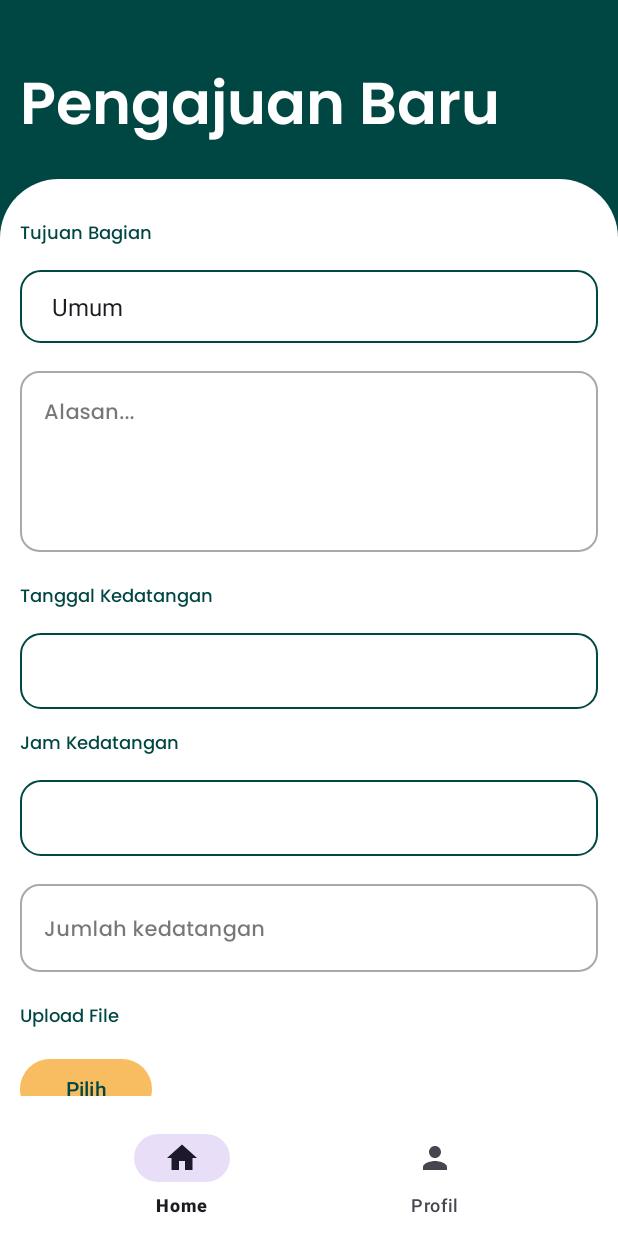
After one commit to KEVINGILBERTTODING/Sepada-App, an Android app: the fragment PengajuanTamuFragment placed in its activity, on a phone screen of 412 x 824 dp. The commit adds this screen. Run offline under Robolectric (Android 15) with nearby library versions, the phone set to English and light mode, and no system bars; our stand-ins replace data binding, sdp/ssp sizes; libraries missing offline, so code that uses them is left out: es.dmoral.toasty; 1 statement that could not run was skipped.

```diff
--- a/app/src/main/java/com/example/sepada/ui/main/user/home/UserHomeFragment.java
+++ b/app/src/main/java/com/example/sepada/ui/main/user/home/UserHomeFragment.java
@@ -27,6 +27,7 @@ import com.example.sepada.databinding.FragmentUserHomeBinding;
 import com.example.sepada.ui.main.auth.LoginActivity;
 import com.example.sepada.ui.main.user.adapter.RiwayatTamuAdapter;
 import com.example.sepada.ui.main.user.profile.UpdateProfileFragment;
+import com.example.sepada.ui.main.user.tamu.PengajuanTamuFragment;
 import com.example.sepada.util.Constans;
 import com.example.sepada.util.UserService;
 
@@ -79,6 +80,13 @@ public class UserHomeFragment extends Fragment {
             public boolean onQueryTextChange(String newText) {
                 filter(newText);
                 return false;
+            }
+        });
+        binding.btnInsert.setOnClickListener(new View.OnClickListener() {
+            @Override
+            public void onClick(View v) {
+                getActivity().getSupportFragmentManager().beginTransaction()
+                        .replace(R.id.frameUser, new PengajuanTamuFragment()).addToBackStack(null).commit();
             }
         });
 
@@ -188,4 +196,6 @@ public class UserHomeFragment extends Fragment {
             Toasty.error(getContext(), text, Toasty.LENGTH_SHORT).show();
         }
     }
+
+
 }
--- a/app/src/main/java/com/example/sepada/ui/main/user/profile/UpdateProfileFragment.java
+++ b/app/src/main/java/com/example/sepada/ui/main/user/profile/UpdateProfileFragment.java
@@ -70,7 +70,27 @@ public class UpdateProfileFragment extends Fragment {
         binding.btnUpdate.setOnClickListener(new View.OnClickListener() {
             @Override
             public void onClick(View v) {
-                updateProfile();
+                if (binding.etNamaInstansi.getText().toString().isEmpty()) {
+                    binding.etNamaInstansi.requestFocus();
+                    binding.etNamaInstansi.setError("Tidak boleh kosong");
+                }else if (binding.etTelepon.getText().toString().isEmpty()) {
+                    binding.etTelepon.requestFocus();
+                    binding.etTelepon.setError("Tidak boleh kosong");
+                }else if (binding.etAlamat.getText().toString().isEmpty()) {
+                    binding.etAlamat.requestFocus();
+                    binding.etAlamat.setError("Tidak boleh kosong");
+                }else if (binding.etNip.getText().toString().isEmpty()) {
+                    binding.etNip.requestFocus();
+                    binding.etNip.setError("Tidak boleh kosong");
+                }else if (binding.etPangkat.getText().toString().isEmpty()) {
+                    binding.etPangkat.requestFocus();
+                    binding.etPangkat.setError("Tidak boleh kosong");
+                }else if (binding.etJabatan.getText().toString().isEmpty()) {
+                    binding.etJabatan.requestFocus();
+                    binding.etJabatan.setError("Tidak boleh kosong");
+                }else {
+                    updateProfile();
+                }
             }
         });
         binding.spJenisKelamin.setOnItemSelectedListener(new AdapterView.OnItemSelectedListener() {
--- /dev/null
+++ b/app/src/main/java/com/example/sepada/ui/main/user/tamu/PengajuanTamuFragment.java
@@ -0,0 +1,170 @@
+package com.example.sepada.ui.main.user.tamu;
+
+import android.app.AlertDialog;
+import android.app.DatePickerDialog;
+import android.app.TimePickerDialog;
+import android.content.Context;
+import android.content.SharedPreferences;
+import android.os.Bundle;
+
+import androidx.annotation.NonNull;
+import androidx.annotation.Nullable;
+import androidx.fragment.app.Fragment;
+
+import android.view.LayoutInflater;
+import android.view.View;
+import android.view.ViewGroup;
+import android.widget.AdapterView;
+import android.widget.ArrayAdapter;
+import android.widget.DatePicker;
+import android.widget.TextView;
+
+import com.example.sepada.R;
+import com.example.sepada.data.api.ApiConfig;
+import com.example.sepada.databinding.FragmentPengajuanTamuFragmentBinding;
+import com.example.sepada.util.Constans;
+import com.example.sepada.util.UserService;
+
+import es.dmoral.toasty.Toasty;
+
+public class PengajuanTamuFragment extends Fragment {
+    private FragmentPengajuanTamuFragmentBinding binding;
+    private UserService userService;
+    private SharedPreferences sharedPreferences;
+    private String userId, bagian;
+    private String [] opsiBagian = {
+            "Umum",
+            "Keuangan",
+            "Persidangan",
+            "Humas",
+            "Komisi A",
+            "Komisi B",
+            "Komisi C",
+            "Komisi D",
+    };
+    private AlertDialog progressDialog;
+
+
+
+    @Override
+    public View onCreateView(LayoutInflater inflater, ViewGroup container,
+                             Bundle savedInstanceState) {
+        // Inflate the layout for this fragment
+        binding =FragmentPengajuanTamuFragmentBinding.inflate(inflater, container, false);
+        userService = ApiConfig.getClient().create(UserService.class);
+        sharedPreferences = getContext().getSharedPreferences(Constans.SHARED_PREF_NAME, Context.MODE_PRIVATE);
+        userId = sharedPreferences.getString(Constans.USER_ID, null);
+
+
+        return binding.getRoot();
+    }
+
+    @Override
+    public void onViewCreated(@NonNull View view, @Nullable Bundle savedInstanceState) {
+        super.onViewCreated(view, savedInstanceState);
+        ArrayAdapter adapterBagian = new ArrayAdapter(getContext(), android.R.layout.simple_spinner_item, opsiBagian);
+        adapterBagian.setDropDownViewResource(android.R.layout.simple_spinner_dropdown_item);
+        binding.spBagian.setAdapter(adapterBagian);
+        listener();
+    }
+
+    private void listener() {
+        binding.tvTanggal.setOnClickListener(new View.OnClickListener() {
+            @Override
+            public void onClick(View v) {
+                getDatePicker(binding.tvTanggal);
+
+            }
+        });
+        binding.tvJam.setOnClickListener(new View.OnClickListener() {
+            @Override
+            public void onClick(View v) {
+                timePicker(binding.tvJam);
+
+            }
+        });
+        binding.spBagian.setOnItemSelectedListener(new AdapterView.OnItemSelectedListener() {
+            @Override
+            public void onItemSelected(AdapterView<?> parent, View view, int position, long id) {
+                bagian = opsiBagian[position];
+            }
+
+            @Override
+            public void onNothingSelected(AdapterView<?> parent) {
+
+            }
+        });
+
+    }
+
+
+    private void showProgressBar(String title, String message, boolean isLoading) {
+        if (isLoading) {
+            // Membuat progress dialog baru jika belum ada
+            if (progressDialog == null) {
+                AlertDialog.Builder builder = new AlertDialog.Builder(getContext());
+                builder.setTitle(title);
+                builder.setMessage(message);
+                builder.setCancelable(false);
+                progressDialog = builder.create();
+            }
+            progressDialog.show(); // Menampilkan progress dialog
+        } else {
+            // Menyembunyikan progress dialog jika ada
+            if (progressDialog != null && progressDialog.isShowing()) {
+                progressDialog.dismiss();
+            }
+        }
+    }
+    private void showToast(String jenis, String text) {
+        if (jenis.equals("success")) {
+            Toasty.success(getContext(), text, Toasty.LENGTH_SHORT).show();
+        }else {
+            Toasty.error(getContext(), text, Toasty.LENGTH_SHORT).show();
+        }
+    }
+    private void getDatePicker(TextView tvDate) {
+        DatePickerDialog datePickerDialog = new DatePickerDialog(getContext());
+        datePickerDialog.setOnDateSetListener(new DatePickerDialog.OnDateSetListener() {
+            @Override
+            public void onDateSet(DatePicker view, int year, int month, int dayOfMonth) {
+                String dateFormatted, monthFormatted;
+                if (month < 10) {
+                    monthFormatted = String.format("%02d", month + 1);
+                }else {
+                    monthFormatted = String.valueOf(month + 1);
+                }
+
+                if (dayOfMonth < 10) {
+                    dateFormatted = String.format("%02d", dayOfMonth);
+                }else {
+                    dateFormatted = String.valueOf(dayOfMonth);
+                }
+
+                tvDate.setText(year + "-" + monthFormatted + "-" + datePickerDialog);
+            }
+        });
+        datePickerDialog.show();
+    }
+    private void timePicker(TextView tvTime) {
+        TimePickerDialog timePickerDialog = new TimePickerDialog(getContext(), (view, hourOfDay, minute) -> {
+            String timeFormatted, minuteFormatted;
+            if (hourOfDay < 10) {
+                timeFormatted = String.format("%02d", hourOfDay);
+            }else {
+                timeFormatted = String.valueOf(hourOfDay);
+            }
+
+            if (minute < 10) {
+                minuteFormatted = String.format("%02d", minute);
+            }else {
+                minuteFormatted = String.valueOf(minute);
+            }
+
+            tvTime.setText(timeFormatted + ":" + minuteFormatted);
+        }, 0, 0, true);
+
+        timePickerDialog.show();
+
+    }
+}
--- a/app/src/main/java/com/example/sepada/util/UserService.java
+++ b/app/src/main/java/com/example/sepada/util/UserService.java
@@ -36,6 +36,20 @@ public interface UserService {
             @Field("jabatan") String jabatan
     );
 
+    @FormUrlEncoded
+    @POST("user/insertPengajuan")
+    Call<ResponseModel> insertPengajuan(
+            @Field("id_user") String id_user,
+            @Field("tujuan") String tujuan,
+            @Field("alasan") String alasan,
+            @Field("jam") String jam,
+            @Field("jumlah") String jumlah,
+            @Field("tanggal") String tanggal
+
+    );
+
+
+
 
 
 }
--- /dev/null
+++ b/app/src/main/res/layout/fragment_pengajuan_tamu_fragment.xml
@@ -0,0 +1,225 @@
+<?xml version="1.0" encoding="utf-8"?>
+<layout
+    xmlns:app="http://schemas.android.com/apk/res-auto"
+    xmlns:android="http://schemas.android.com/apk/res/android">
+    <RelativeLayout
+        xmlns:tools="http://schemas.android.com/tools"
+        android:layout_width="match_parent"
+        android:layout_height="match_parent"
+        android:background="@color/main"
+        tools:context=".ui.main.user.profile.UpdateProfileFragment">
+        <TextView
+            android:layout_width="match_parent"
+            android:layout_height="wrap_content"
+            android:fontFamily="@font/popsem"
+            android:id="@+id/tvRegister"
+            android:layout_marginTop="@dimen/_20sdp"
+            android:textColor="@color/white"
+            android:padding="@dimen/_10sdp"
+            android:textSize="@dimen/_30ssp"
+            android:text="Pengajuan Baru"/>
+
+
+        <LinearLayout
+            android:layout_width="match_parent"
+            android:padding="@dimen/_10sdp"
+            android:background="@drawable/container1"
+            android:layout_height="match_parent"
+            android:layout_below="@id/tvRegister"
+            android:orientation="vertical">
+
+            <androidx.core.widget.NestedScrollView
+                android:layout_width="match_parent"
+                android:layout_height="match_parent">
+                <LinearLayout
+                    android:layout_width="match_parent"
+                    android:layout_height="match_parent"
+                    android:orientation="vertical">
+                    <TextView
+                        android:layout_width="wrap_content"
+                        android:layout_height="wrap_content"
+                        android:fontFamily="@font/popmed"
+                        android:textSize="@dimen/_9ssp"
+                        android:text="Tujuan Bagian"
+                        android:layout_marginTop="@dimen/_10sdp"
+                        android:textColor="@color/main"/>
+                    <Spinner
+                        android:layout_width="match_parent"
+                        android:layout_height="wrap_content"
+                        android:layout_marginTop="@dimen/_10sdp"
+                        android:background="@drawable/container_spinner"
+                        android:padding="@dimen/_10sdp"
+                        android:id="@+id/spBagian"/>
+                    <com.google.android.material.textfield.TextInputLayout
+                        android:layout_marginTop="@dimen/_10sdp"
+                        style="@style/Widget.MaterialComponents.TextInputLayout.OutlinedBox"
+                        android:layout_width="match_parent"
+                        android:layout_height="wrap_content"
+                        android:layout_marginBottom="@dimen/_5sdp"
+                        android:textColor="@color/black"
+                        app:boxCornerRadiusBottomEnd="@dimen/_10sdp"
+                        app:boxCornerRadiusBottomStart="@dimen/_10sdp"
+                        app:boxCornerRadiusTopEnd="@dimen/_10sdp"
+                        app:boxCornerRadiusTopStart="@dimen/_10sdp">
+
+                        <com.google.android.material.textfield.TextInputEditText
+                            android:id="@+id/etAlasan"
+                            android:layout_width="match_parent"
+                            android:layout_height="wrap_content"
+                            android:fontFamily="@font/popmed"
+                            android:hint="Alasan..."
+                            android:lines="4"
+                            android:gravity="start"
+                            android:textColor="@color/black"
+                            android:textSize="@dimen/_11sdp">
+                        </com.google.android.material.textfield.TextInputEditText>
+                    </com.google.android.material.textfield.TextInputLayout>
+
+                    <TextView
+                        android:layout_width="wrap_content"
+                        android:layout_height="wrap_content"
+                        android:fontFamily="@font/popmed"
+                        android:textSize="@dimen/_9ssp"
+                        android:text="Tanggal Kedatangan"
+                        android:layout_marginTop="@dimen/_10sdp"
+                        android:textColor="@color/main"/>
+                    <TextView
+                        android:layout_width="match_parent"
+                        android:layout_height="wrap_content"
+                        android:layout_marginTop="@dimen/_10sdp"
+                        android:background="@drawable/container_spinner"
+                        android:padding="@dimen/_10sdp"
+                        android:fontFamily="@font/popmed"
+                        android:textSize="@dimen/_11ssp"
+                        android:textColor="@color/main"
+                        android:id="@+id/tvTanggal"/>
+
+                    <TextView
+                        android:layout_width="wrap_content"
+                        android:layout_height="wrap_content"
+                        android:fontFamily="@font/popmed"
+                        android:textSize="@dimen/_9ssp"
+                        android:text="Jam Kedatangan"
+                        android:layout_marginTop="@dimen/_10sdp"
+                        android:textColor="@color/main"/>
+
+                    <TextView
+                        android:layout_width="match_parent"
+                        android:layout_height="wrap_content"
+                        android:layout_marginTop="@dimen/_10sdp"
+                        android:background="@drawable/container_spinner"
+                        android:padding="@dimen/_10sdp"
+                        android:fontFamily="@font/popmed"
+                        android:textSize="@dimen/_11ssp"
+                        android:textColor="@color/main"
+                        android:id="@+id/tvJam"/>
+
+                    <com.google.android.material.textfield.TextInputLayout
+                        android:layout_marginTop="@dimen/_10sdp"
+                        style="@style/Widget.MaterialComponents.TextInputLayout.OutlinedBox"
+                        android:layout_width="match_parent"
+                        android:layout_height="wrap_content"
+                        android:layout_marginBottom="@dimen/_5sdp"
+                        android:textColor="@color/black"
+                        app:boxCornerRadiusBottomEnd="@dimen/_10sdp"
+                        app:boxCornerRadiusBottomStart="@dimen/_10sdp"
+                        app:boxCornerRadiusTopEnd="@dimen/_10sdp"
+                        app:boxCornerRadiusTopStart="@dimen/_10sdp">
+
+                        <com.google.android.material.textfield.TextInputEditText
+                            android:id="@+id/etJumlah"
+                            android:layout_width="match_parent"
+                            android:layout_height="wrap_content"
+                            android:fontFamily="@font/popmed"
+                            android:hint="Jumlah kedatangan"
+                            android:inputType="number"
+                            android:textColor="@color/black"
+                            android:textSize="@dimen/_11sdp">
+                        </com.google.android.material.textfield.TextInputEditText>
+                    </com.google.android.material.textfield.TextInputLayout>
+
+                    <TextView
+                        android:layout_width="wrap_content"
+                        android:layout_height="wrap_content"
+                        android:fontFamily="@font/popmed"
+                        android:textSize="@dimen/_9ssp"
+                        android:text="Upload File"
+                        android:layout_marginTop="@dimen/_10sdp"
+                        android:textColor="@color/main"/>
+
+                    <LinearLayout
+                        android:layout_width="match_parent"
+                        android:layout_height="wrap_content"
+                        android:layout_marginTop="@dimen/_10sdp"
+                        android:orientation="horizontal">
+                        <com.google.android.material.button.MaterialButton
+                            android:layout_width="wrap_content"
+                            android:layout_height="wrap_content"
+                            android:id="@+id/btnPilih"
+                            android:textColor="@color/main"
+                            app:backgroundTint="@color/yellow"
+                            android:text="Pilih"/>
+
+                        <EditText
+                            android:fontFamily="@font/popmed"
+                            android:textSize="@dimen/_10ssp"
+                            android:maxLength="30"
+                            android:id="@+id/etFilePath"
+                            android:layout_gravity="bottom"
+                            android:layout_width="match_parent"
+                            android:layout_height="wrap_content"/>
+                    </LinearLayout>
+
+
+
+                    <LinearLayout
+                        android:layout_width="match_parent"
+                        android:padding="@dimen/_10sdp"
+                        android:layout_height="wrap_content"
+                        android:layout_marginBottom="@dimen/_30sdp"
+                        android:layout_alignParentBottom="true"
+                        android:orientation="vertical">
+
+                        <com.google.android.material.button.MaterialButton
+                            android:id="@+id/btnUpdate"
+                            android:layout_width="match_parent"
+                            android:layout_height="wrap_content"
+                            android:layout_gravity="bottom"
+                            android:text="Submit"
+                            android:padding="@dimen/_10sdp"
+                            app:backgroundTint="@color/main"
+                            android:layout_marginTop="@dimen/_20sdp"/>
+
+                        <com.google.android.material.button.MaterialButton
+                            android:id="@+id/btnBatal"
+                            android:layout_width="match_parent"
+                            android:layout_height="wrap_content"
+                            android:layout_gravity="bottom"
+                            android:text="Batal"
+                            android:textColor="@color/main"
+                            android:padding="@dimen/_10sdp"
+                            app:backgroundTint="@color/ligh_gray"
+                            android:layout_marginTop="@dimen/_10sdp"/>
+
+
+
+                    </LinearLayout>
+
+
+
+
+                </LinearLayout>
+            </androidx.core.widget.NestedScrollView>
+
+
+
+
+
+        </LinearLayout>
+
+
+
+    </RelativeLayout>
+
+
+</layout>
--- a/app/src/main/res/layout/fragment_user_home.xml
+++ b/app/src/main/res/layout/fragment_user_home.xml
@@ -77,6 +77,7 @@
             android:layout_alignParentRight="true"
             android:src="@drawable/baseline_add_24"
             app:tint="@color/white"
+            android:id="@+id/btnInsert"
             app:backgroundTint="@color/main"/>
 
 
--- a/app/src/main/res/values/strings.xml
+++ b/app/src/main/res/values/strings.xml
@@ -2,4 +2,5 @@
     <string name="app_name">Sepada</string>
     <!-- TODO: Remove or change this placeholder text -->
     <string name="hello_blank_fragment">Hello blank fragment</string>
+    <string name="bagian">sd, dsd, dsd</string>
 </resources>
```
